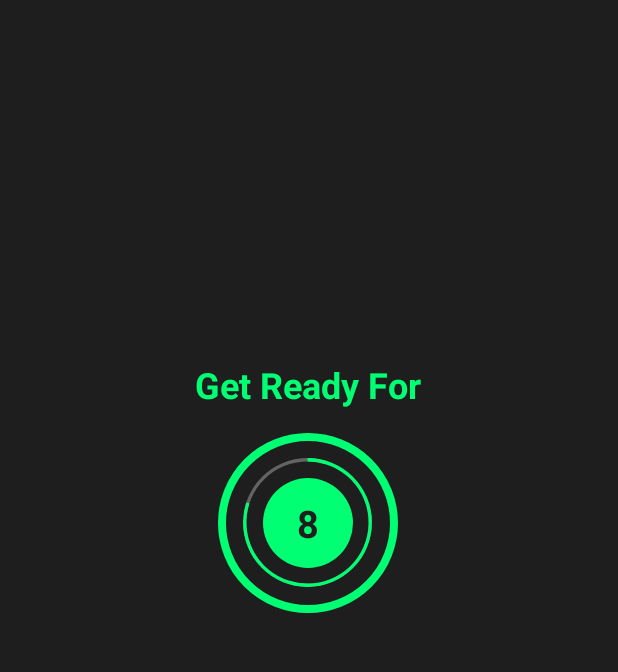
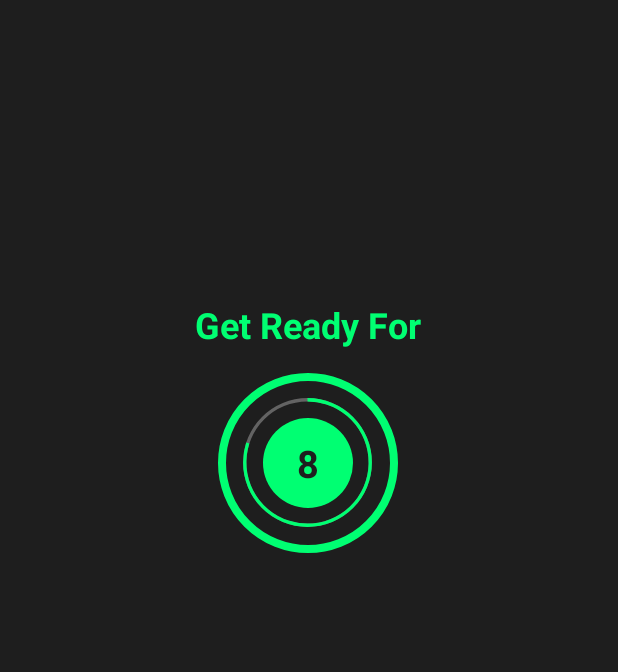
Before and after one commit to Aasif462/7-MInutes-Workout, an Android app: the ExerciseActivity screen opened directly, with no data from a screen before it, on a phone screen of 412 x 824 dp, the part 84-756 px from its top. Run offline under Robolectric (Android 15) with nearby library versions, the phone set to English and light mode, and no system bars.

Commit message:
Exercise Completed

```diff
--- a/app/src/main/java/com/example/a7minutesworkout/ExerciseActivity.kt
+++ b/app/src/main/java/com/example/a7minutesworkout/ExerciseActivity.kt
@@ -5,6 +5,8 @@ import android.os.Bundle
 import android.os.CountDownTimer
 import android.view.View
 import android.widget.Toast
+import com.example.a7minutesworkout.Model.Constants
+import com.example.a7minutesworkout.Model.ExerciseModel
 import kotlinx.android.synthetic.main.activity_exercise.*
 import java.util.zip.CheckedOutputStream
 
@@ -15,6 +17,10 @@ class ExerciseActivity : AppCompatActivity() {
 
     private var exerciseTimer:CountDownTimer ?= null
     private var exerciseProgress = 0
+
+    private lateinit var exerciseList:ArrayList<ExerciseModel>
+    private var currentExercisePosition = -1
+
 
     override fun onCreate(savedInstanceState: Bundle?) {
         super.onCreate(savedInstanceState)
@@ -28,10 +34,18 @@ class ExerciseActivity : AppCompatActivity() {
             onBackPressed()
         }
 
+        exerciseList = Constants.defaultExerciseList()
+
         setRestView()
     }
 
     private fun setRestView(){
+        progressBar.visibility = View.VISIBLE
+        getReadytxt.visibility = View.VISIBLE
+        frameLayout.visibility = View.VISIBLE
+        exerciseImage.visibility = View.INVISIBLE
+        flExerciseView.visibility = View.INVISIBLE
+        exerciseName.visibility = View.INVISIBLE
         if(timer != null){
             timer!!.cancel()
             restProgress = 0
@@ -42,20 +56,27 @@ class ExerciseActivity : AppCompatActivity() {
     private fun setExerciseView(){
 
         progressBar.visibility = View.INVISIBLE
-        exerciseName.text = "Exercise Name"
+        getReadytxt.visibility = View.INVISIBLE
+        frameLayout.visibility = View.INVISIBLE
+        exerciseImage.visibility = View.VISIBLE
         flExerciseView.visibility = View.VISIBLE
+        exerciseName.visibility = View.VISIBLE
 
         if(exerciseTimer != null){
             exerciseTimer!!.cancel()
             exerciseProgress=0
         }
+
+        exerciseImage.setImageResource(exerciseList[currentExercisePosition].getImage())
+        exerciseName.setText(exerciseList[currentExercisePosition].getName())
+
         setExerciseProgressBar()
     }
 
     private fun setRestProgressBar(){
         progressBar.progress = restProgress
 
-        timer  = object:CountDownTimer(10000 , 1000){
+        timer  = object:CountDownTimer(3000 , 1000){
             override fun onTick(p0: Long) {
                 restProgress++
                 progressBar.progress = 10-restProgress
@@ -63,6 +84,7 @@ class ExerciseActivity : AppCompatActivity() {
             }
 
             override fun onFinish() {
+                currentExercisePosition++
                 setExerciseView()
             }
 
@@ -73,7 +95,7 @@ class ExerciseActivity : AppCompatActivity() {
     private fun setExerciseProgressBar(){
         progressBarExercise.progress = exerciseProgress
 
-        exerciseTimer  = object:CountDownTimer(30000 , 1000){
+        exerciseTimer  = object:CountDownTimer(3000 , 1000){
             override fun onTick(p0: Long) {
                 exerciseProgress++
                 progressBarExercise.progress = 30-exerciseProgress
@@ -81,7 +103,12 @@ class ExerciseActivity : AppCompatActivity() {
             }
 
             override fun onFinish() {
-
+                if(currentExercisePosition < exerciseList.size-1){
+                    setRestView()
+                }
+                else{
+                    Toast.makeText(applicationContext, "Congratulations You have Completed Your Exercise", Toast.LENGTH_SHORT).show()
+                }
             }
 
         }.start()
--- a/app/src/main/java/com/example/a7minutesworkout/Model/Constants.kt
+++ b/app/src/main/java/com/example/a7minutesworkout/Model/Constants.kt
@@ -1,6 +1,74 @@
 package com.example.a7minutesworkout.Model
+
+import com.example.a7minutesworkout.R
 
 object Constants
 {
+    fun defaultExerciseList():ArrayList<ExerciseModel>{
 
+        val exerciseList = ArrayList<ExerciseModel>()
+
+        val ex1 = ExerciseModel(
+            1 , "Jumping Jacks" , R.drawable.exercise1 , false , false
+        )
+
+        val ex2 = ExerciseModel(
+            2 , "Wall Sit" , R.drawable.exercise2 , false , false
+        )
+
+        val ex3 = ExerciseModel(
+            3 , "Push ups" , R.drawable.exercise3 , false , false
+        )
+
+        val ex4 = ExerciseModel(
+            4 , "Abdominal Crunch" , R.drawable.exercise4 , false , false
+        )
+
+        val ex5 = ExerciseModel(
+            2 , "Setup On Chair" , R.drawable.exercise5 , false , false
+        )
+
+        val ex6 = ExerciseModel(
+            2 , "Incline Push ups" , R.drawable.exercise6 , false , false
+        )
+
+        val ex7 = ExerciseModel(
+            2 , "Knee Push ups" , R.drawable.exercise7 , false , false
+        )
+
+        val ex8 = ExerciseModel(
+            2 , "Wide Arm Push ups" , R.drawable.exercise8 , false , false
+        )
+
+        val ex9 = ExerciseModel(
+            2 , "Cobra Stretch" , R.drawable.exercise9 , false , false
+        )
+
+        val ex10 = ExerciseModel(
+            2 , "Cheast Stretch" , R.drawable.exercise10 , false , false
+        )
+
+        val ex11 = ExerciseModel(
+            2 , "Squats" , R.drawable.exercise11 , false , false
+        )
+
+        val ex12 = ExerciseModel(
+            2 , "Side Lying Leg Lift Left" , R.drawable.exercise12 , false , false
+        )
+
+        exerciseList.add(ex1)
+        exerciseList.add(ex2)
+        exerciseList.add(ex3)
+        exerciseList.add(ex4)
+        exerciseList.add(ex5)
+        exerciseList.add(ex6)
+        exerciseList.add(ex7)
+        exerciseList.add(ex8)
+        exerciseList.add(ex9)
+        exerciseList.add(ex10)
+        exerciseList.add(ex11)
+        exerciseList.add(ex12)
+
+        return exerciseList
+    }
 }
--- a/app/src/main/java/com/example/a7minutesworkout/Model/ExerciseModel.kt
+++ b/app/src/main/java/com/example/a7minutesworkout/Model/ExerciseModel.kt
@@ -7,3 +7,46 @@ class ExerciseModel(
     private var isCompleted:Boolean,
     private var isSelected:Boolean
 )
+{
+
+    fun getId():Int{
+        return id
+    }
+
+    fun setId(id:Int){
+        this.id = id
+    }
+
+    fun getName():String{
+        return exerciseName
+    }
+
+    fun setName(name:String){
+        this.exerciseName = name
+    }
+
+    fun getImage():Int{
+        return image
+    }
+
+    fun setImage(image:Int){
+        this.image = image
+    }
+
+    fun getSelected():Boolean{
+        return isSelected
+    }
+
+    fun setSelected(selected:Boolean){
+        this.isSelected = selected
+    }
+
+    fun getCompleted():Boolean{
+        return isCompleted
+    }
+
+    fun setCompleted(completed:Boolean){
+        this.isCompleted = completed
+    }
+
+}
--- a/app/src/main/res/layout/activity_exercise.xml
+++ b/app/src/main/res/layout/activity_exercise.xml
@@ -20,10 +20,10 @@
         app:titleTextColor="#1E1E1E" />
 
     <TextView
-        android:id="@+id/exerciseName"
+        android:id="@+id/getReadytxt"
         android:layout_width="wrap_content"
         android:layout_height="wrap_content"
-        android:layout_marginTop="296dp"
+        android:layout_marginTop="200dp"
         android:text="Get Ready For"
         android:textColor="@color/green"
         android:textSize="24sp"
@@ -31,7 +31,7 @@
         app:layout_constraintEnd_toEndOf="parent"
         app:layout_constraintHorizontal_bias="0.498"
         app:layout_constraintStart_toStartOf="parent"
-        app:layout_constraintTop_toTopOf="parent" />
+        app:layout_constraintTop_toBottomOf="@+id/toolbar" />
 
     <FrameLayout
         android:id="@+id/frameLayout"
@@ -43,7 +43,7 @@
         app:layout_constraintEnd_toEndOf="parent"
         app:layout_constraintHorizontal_bias="0.498"
         app:layout_constraintStart_toStartOf="parent"
-        app:layout_constraintTop_toBottomOf="@+id/exerciseName"
+        app:layout_constraintTop_toBottomOf="@+id/getReadytxt"
         app:layout_constraintVertical_bias="0.0">
 
         <ProgressBar
@@ -78,19 +78,45 @@
         </LinearLayout>
     </FrameLayout>
 
+    <ImageView
+        android:id="@+id/exerciseImage"
+        android:layout_width="0dp"
+        android:layout_height="0dp"
+        android:scaleType="fitXY"
+        android:layout_marginBottom="20dp"
+        android:src="@drawable/exercise1"
+        android:layout_marginTop="20dp"
+        android:visibility="invisible"
+        app:layout_constraintBottom_toTopOf="@+id/exerciseName"
+        app:layout_constraintEnd_toEndOf="parent"
+        app:layout_constraintStart_toStartOf="parent"
+        app:layout_constraintTop_toBottomOf="@id/toolbar" />
+
+
+    <TextView
+        android:id="@+id/exerciseName"
+        android:layout_width="wrap_content"
+        android:layout_height="wrap_content"
+        android:layout_margin="10dp"
+        android:text="Jumping Jacks"
+        android:textColor="@color/green"
+        android:textSize="25sp"
+        android:textStyle="bold"
+        app:layout_constraintBottom_toTopOf="@+id/flExerciseView"
+        app:layout_constraintEnd_toEndOf="parent"
+        app:layout_constraintHorizontal_bias="0.497"
+        app:layout_constraintStart_toStartOf="parent" />
+
     <FrameLayout
         android:id="@+id/flExerciseView"
         android:layout_width="120dp"
         android:layout_height="120dp"
-        android:layout_marginTop="16dp"
-        android:visibility="gone"
+        android:layout_margin="20dp"
         android:background="@drawable/frame_background"
         app:layout_constraintBottom_toBottomOf="parent"
         app:layout_constraintEnd_toEndOf="parent"
         app:layout_constraintHorizontal_bias="0.498"
-        app:layout_constraintStart_toStartOf="parent"
-        app:layout_constraintTop_toBottomOf="@+id/exerciseName"
-        app:layout_constraintVertical_bias="0.0">
+        app:layout_constraintStart_toStartOf="parent">
 
         <ProgressBar
             android:id="@+id/progressBarExercise"
@@ -104,6 +130,7 @@
             android:progress="300"
             android:progressDrawable="@drawable/circular_progressbar"
             android:rotation="-90" />
+
 
         <LinearLayout
             android:layout_width="60dp"
@@ -121,6 +148,7 @@
                 android:textSize="25sp"
                 android:textStyle="bold" />
 
+
         </LinearLayout>
     </FrameLayout>
 
```
